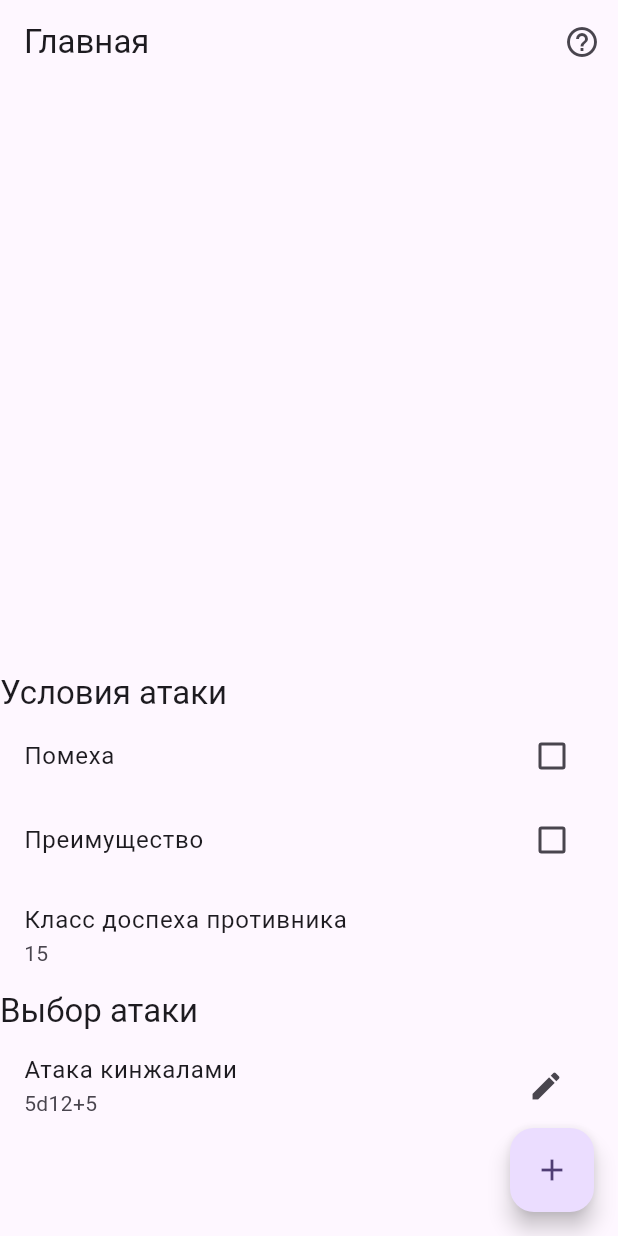
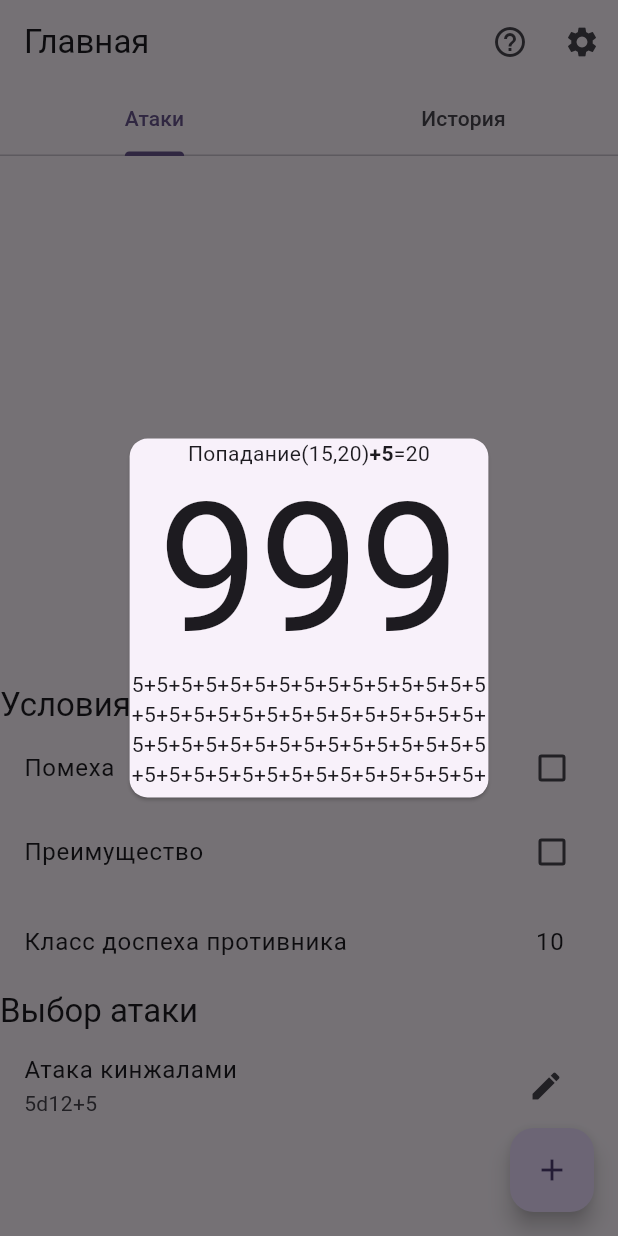
Before and after one commit to Ae-Mc/dice-roller, a Flutter app: the screen it shows after launch, after a tap on "Атака кинжалами", on a phone screen of 412 x 824 dp. Run offline on Flutter 3.47's test engine with Material 3 defaults, Android fonts, the phone set to English and light mode, and no system bars; missing offline and left inert: assorted_layout_widgets.

Commit message:
feat: base functionality design part done

```diff
--- a/lib/features/home/pages/home_page.dart
+++ b/lib/features/home/pages/home_page.dart
@@ -3,20 +3,47 @@ import 'package:dice_roller/features/add_atack/pages/add_atack_page.dart';
 import 'package:dice_roller/features/home/widgets/attack_tile.dart';
 import 'package:flutter/material.dart';
 
-class HomePage extends StatelessWidget {
+class HomePage extends StatefulWidget {
   const HomePage({super.key});
 
   @override
+  State<HomePage> createState() => _HomePageState();
+}
+
+class _HomePageState extends State<HomePage> {
+  final armorClassController = TextEditingController(text: "10");
+  bool advantage = false;
+  bool disadvantage = false;
+
+  @override
+  void initState() {
+    // armorClassController.addListener();
+    super.initState();
+  }
+
+  @override
   Widget build(BuildContext context) {
-    return Scaffold(
+    return DefaultTabController(
+      length: 2,
+      child: Scaffold(
         appBar: AppBar(
           title: const Text('Главная'),
           actions: [
             IconButton(
               onPressed: () => {},
               icon: const Icon(Icons.help_outline),
-          )
+            ),
+            IconButton(
+              onPressed: () {},
+              icon: const Icon(Icons.settings),
+            ),
           ],
+          bottom: const TabBar(
+            tabs: [
+              Tab(text: 'Атаки'),
+              Tab(text: 'История'),
+            ],
+          ),
         ),
         floatingActionButton: FloatingActionButton(
           onPressed: () {
@@ -25,7 +52,9 @@ class HomePage extends StatelessWidget {
           },
           child: const Icon(Icons.add),
         ),
-      body: ListView(
+        body: TabBarView(
+          children: [
+            ListView(
               reverse: true,
               padding: const Pad(all: 16),
               children: [
@@ -35,19 +64,44 @@ class HomePage extends StatelessWidget {
                   'Выбор атаки',
                   style: Theme.of(context).textTheme.titleLarge,
                 ),
-          const ListTile(
-            title: Text('Класс доспеха противника'),
-            subtitle: Text('15'),
+                ListTile(
+                  title: Row(
+                    children: [
+                      const Text('Класс доспеха противника'),
+                      const Spacer(),
+                      SizedBox(
+                        width: 40,
+                        child: TextField(
+                          controller: armorClassController,
+                          decoration: const InputDecoration(
+                            border: InputBorder.none,
+                          ),
+                          keyboardType: TextInputType.number,
+                          textAlign: TextAlign.center,
+                        ),
+                      ),
+                    ],
+                  ),
                 ),
                 CheckboxListTile(
                   title: const Text('Преимущество'),
-            value: false,
-            onChanged: (value) {},
+                  value: advantage,
+                  onChanged: (value) => setState(() {
+                    advantage = value!;
+                    if (value) {
+                      disadvantage = false;
+                    }
+                  }),
                 ),
                 CheckboxListTile(
                   title: const Text('Помеха'),
-            value: false,
-            onChanged: (value) {},
+                  value: disadvantage,
+                  onChanged: (value) => setState(() {
+                    disadvantage = value!;
+                    if (value) {
+                      advantage = false;
+                    }
+                  }),
                 ),
                 Text(
                   'Условия атаки',
@@ -55,6 +109,18 @@ class HomePage extends StatelessWidget {
                 ),
               ],
             ),
+            ListView(
+              padding: const Pad(all: 16),
+              children: [
+                Text(
+                  'Скоро...',
+                  style: Theme.of(context).textTheme.displayMedium,
+                ),
+              ],
+            )
+          ],
+        ),
+      ),
     );
   }
 }
--- a/lib/features/home/widgets/attack_tile.dart
+++ b/lib/features/home/widgets/attack_tile.dart
@@ -1,3 +1,5 @@
+import 'package:assorted_layout_widgets/assorted_layout_widgets.dart';
+import 'package:dice_roller/features/home/widgets/damage_dialog.dart';
 import 'package:flutter/material.dart';
 
 class AttackTile extends StatelessWidget {
@@ -6,11 +8,18 @@ class AttackTile extends StatelessWidget {
     return ListTile(
       title: const Text('Атака кинжалами'),
       subtitle: const Text('5d12+5'),
-      onTap: () {},
+      onTap: () => _showResult(context),
       trailing: IconButton(
         onPressed: () {},
         icon: const Icon(Icons.edit),
       ),
     );
   }
+
+  void _showResult(BuildContext context) {
+    showDialog(
+      context: context,
+      builder: (context) => DamageDialog(),
+    );
+  }
 }
--- /dev/null
+++ b/lib/features/home/widgets/damage_dialog.dart
@@ -0,0 +1,64 @@
+import 'package:assorted_layout_widgets/assorted_layout_widgets.dart';
+import 'package:flutter/material.dart';
+
+class DamageDialog extends StatelessWidget {
+  @override
+  Widget build(BuildContext context) {
+    return LayoutBuilder(
+      builder: (context, constraints) {
+        final minDimension = constraints.biggest.shortestSide * 0.6;
+
+        return Center(
+          child: SizedBox.square(
+            dimension: minDimension,
+            child: Card(
+              child: Center(
+                child: ListView(
+                  padding: const Pad(all: 16),
+                  shrinkWrap: true,
+                  children: [
+                    const Text.rich(
+                      TextSpan(
+                        text: 'Попадание(15,20)',
+                        children: [
+                          TextSpan(
+                            text: '+5',
+                            style: TextStyle(fontWeight: FontWeight.bold),
+                          ),
+                          TextSpan(text: '=20'),
+                        ],
+                      ),
+                      textAlign: TextAlign.center,
+                    ),
+                    Text(
+                      '999',
+                      style: Theme.of(context)
+                          .textTheme
+                          .displayLarge
+                          ?.copyWith(fontSize: 120),
+                      textAlign: TextAlign.center,
+                    ),
+                    const Text.rich(
+                      TextSpan(
+                        text:
+                            '5+5+5+5+5+5+5+5+5+5+5+5+5+5+5+5+5+5+5+5+5+5+5+5+5+5+5+5+5+5+5+5+5+5+5+5+5+5+5+5+5+5+5+5+5+5+5+5+5+5+5+5+5+5+5+5+5+5+5+5+5+5+5+5+5+5+5+5+5+5+5+5+5+5+5+5+5+5+5+5+5+5+5+5+5+5+5+5+5+5+5+5+5+5+5+5+5+5+5+5',
+                        children: [
+                          TextSpan(
+                            text: '+5',
+                            style: TextStyle(fontWeight: FontWeight.bold),
+                          ),
+                          TextSpan(text: '=999'),
+                        ],
+                      ),
+                      textAlign: TextAlign.center,
+                    ),
+                  ],
+                ),
+              ),
+            ),
+          ),
+        );
+      },
+    );
+  }
+}
```
Lines whose indentation alone changed are shown as unchanged.
